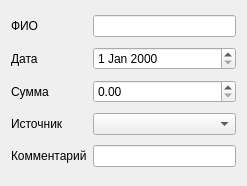
First picture: the form in debitwidget.ui, repository zhdv06/FamilyBudget, before the edit.
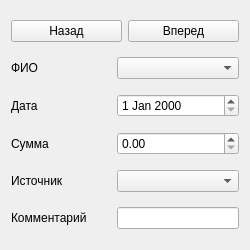
Second picture: the form after the edit.

The edit to the form file:
```diff
--- a/debitwidget.ui
+++ b/debitwidget.ui
@@ -6,62 +6,114 @@
    <rect>
     <x>0</x>
     <y>0</y>
-    <width>247</width>
-    <height>186</height>
+    <width>250</width>
+    <height>250</height>
    </rect>
   </property>
   <property name="windowTitle">
    <string>Form</string>
   </property>
   <layout class="QGridLayout" name="gridLayout">
-   <item row="0" column="0">
+   <item row="0" column="0" colspan="2">
+    <layout class="QHBoxLayout" name="horizontalLayout">
+     <item>
+      <widget class="QPushButton" name="previousButton">
+       <property name="text">
+        <string>Назад</string>
+       </property>
+      </widget>
+     </item>
+     <item>
+      <widget class="QPushButton" name="nextButton">
+       <property name="text">
+        <string>Вперед</string>
+       </property>
+      </widget>
+     </item>
+    </layout>
+   </item>
+   <item row="1" column="0">
     <widget class="QLabel" name="label">
+     <property name="minimumSize">
+      <size>
+       <width>100</width>
+       <height>0</height>
+      </size>
+     </property>
      <property name="text">
       <string>ФИО</string>
      </property>
     </widget>
    </item>
-   <item row="0" column="1">
-    <widget class="QLineEdit" name="fullNameEdit"/>
+   <item row="1" column="1">
+    <widget class="QComboBox" name="fullNameBox"/>
    </item>
-   <item row="1" column="0">
+   <item row="2" column="0">
     <widget class="QLabel" name="label_2">
+     <property name="minimumSize">
+      <size>
+       <width>100</width>
+       <height>0</height>
+      </size>
+     </property>
      <property name="text">
       <string>Дата</string>
      </property>
     </widget>
    </item>
-   <item row="1" column="1">
+   <item row="2" column="1">
     <widget class="QDateEdit" name="dateEdit"/>
    </item>
-   <item row="2" column="0">
+   <item row="3" column="0">
     <widget class="QLabel" name="label_3">
+     <property name="minimumSize">
+      <size>
+       <width>100</width>
+       <height>0</height>
+      </size>
+     </property>
      <property name="text">
       <string>Сумма</string>
      </property>
     </widget>
    </item>
-   <item row="2" column="1">
-    <widget class="QDoubleSpinBox" name="valueSpinBox"/>
+   <item row="3" column="1">
+    <widget class="QDoubleSpinBox" name="valueSpinBox">
+     <property name="maximum">
+      <double>100000000.000000000000000</double>
+     </property>
+    </widget>
    </item>
-   <item row="3" column="0">
+   <item row="4" column="0">
     <widget class="QLabel" name="label_4">
+     <property name="minimumSize">
+      <size>
+       <width>100</width>
+       <height>0</height>
+      </size>
+     </property>
      <property name="text">
       <string>Источник</string>
      </property>
     </widget>
    </item>
-   <item row="3" column="1">
+   <item row="4" column="1">
     <widget class="QComboBox" name="revenueSourceBox"/>
    </item>
-   <item row="4" column="0">
+   <item row="5" column="0">
     <widget class="QLabel" name="label_5">
+     <property name="minimumSize">
+      <size>
+       <width>100</width>
+       <height>0</height>
+      </size>
+     </property>
      <property name="text">
       <string>Комментарий</string>
      </property>
     </widget>
    </item>
-   <item row="4" column="1">
+   <item row="5" column="1">
     <widget class="QLineEdit" name="commentEdit"/>
    </item>
   </layout>
```
